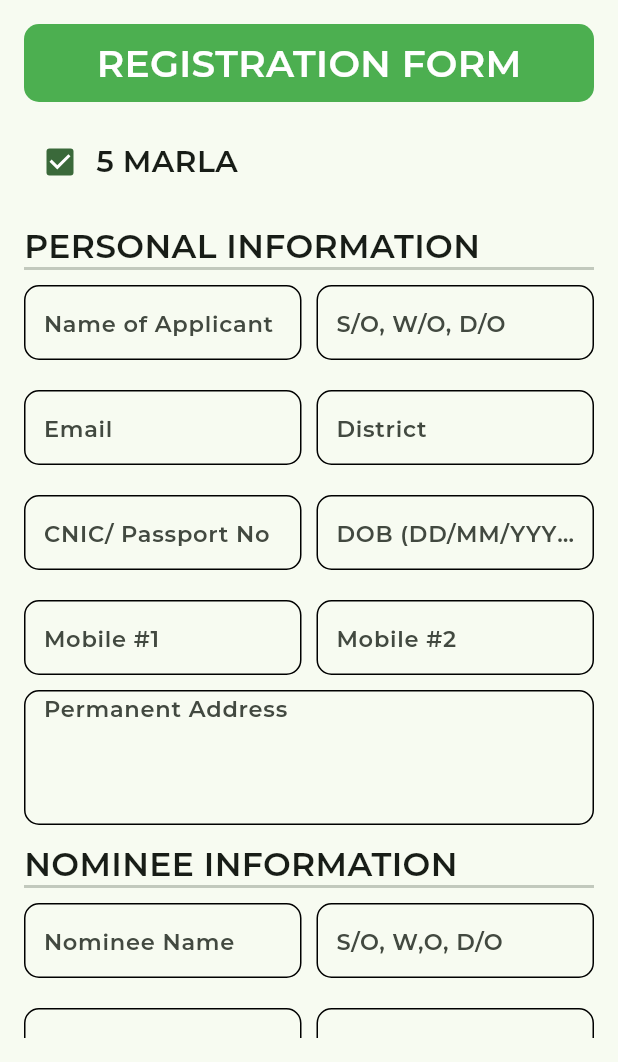
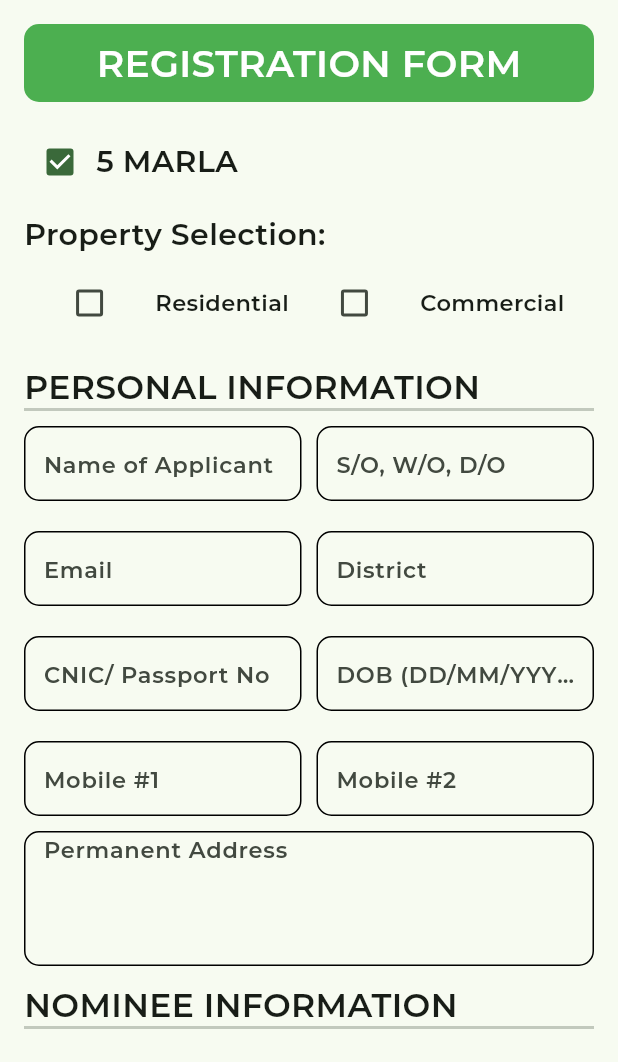
Before and after one commit to abdullahawan123/LakeVistaRealEstate, a Flutter app: the FormScreen screen opened directly, on a phone screen of 412 x 824 dp, the part 174-1236 px from its top. Run offline on Flutter 3.47's test engine with Material 2 defaults, Android fonts, the light colour scheme and no system bars; our stand-ins replace image_picker; project files that could hold a hidden picture were left out.

Commit message:
addition of checkbox in form_screen.dart, button name changed fro next to upload in upload_docs.dart. And a little bit of changes in term_and_condition.dart.

```diff
--- a/lib/screen_interfaces/form_screen.dart
+++ b/lib/screen_interfaces/form_screen.dart
@@ -1,10 +1,18 @@
 import 'package:flutter/material.dart';
 import 'package:lakevistaapp/screen_interfaces/upload_docs.dart';
 
-class FormScreen extends StatelessWidget {
+class FormScreen extends StatefulWidget {
   final String sizeOfPlot ;
   final bool isChecked ;
   const FormScreen({Key? key, required this.sizeOfPlot, this.isChecked = true}) : super(key: key);
+
+  @override
+  State<FormScreen> createState() => _FormScreenState();
+}
+
+class _FormScreenState extends State<FormScreen> {
+  bool isResidential = false ;
+  bool isCommercial = false ;
 
   @override
   Widget build(BuildContext context) {
@@ -47,19 +55,60 @@ class FormScreen extends StatelessWidget {
                   children: [
                     Checkbox(
                       checkColor: Colors.white,
-                      value: isChecked,
+                      value: widget.isChecked,
                       onChanged: (bool? value) {
                         //In this case the checkbox is always checked, so no need to assign any value.
                       },
                     ),
                     Text(
-                      sizeOfPlot,
+                      widget.sizeOfPlot,
                       style: const TextStyle(
                         fontFamily: 'Montserrat',
                         fontWeight: FontWeight.w600,
                         fontSize: 20,
                       ),
                     ),
+                  ],
+                ),
+                const SizedBox(height: 10),
+                const Text(
+                  'Property Selection:',
+                  style: TextStyle(
+                    fontFamily: 'Montserrat',
+                    fontWeight: FontWeight.w600,
+                    fontSize: 20,
+                  ),
+                ),
+                const SizedBox(height: 7,),
+                Row(
+                  mainAxisAlignment: MainAxisAlignment.spaceEvenly,
+                  children: [
+                    Checkbox(
+                      checkColor: Colors.white,
+                        value: isResidential,
+                        onChanged: (bool? value){
+                      setState(() {
+                        isResidential = value! ;
+                      });
+                    }),
+                    const Text('Residential', style: TextStyle(
+                      fontFamily: 'Montserrat',
+                      fontWeight: FontWeight.w400,
+                      fontSize: 15,
+                    ),),
+                    Checkbox(
+                        checkColor: Colors.white,
+                        value: isCommercial,
+                        onChanged: (bool? value){
+                      setState(() {
+                        isCommercial = value! ;
+                      });
+                    }),
+                    const Text('Commercial', style: TextStyle(
+                      fontFamily: 'Montserrat',
+                      fontWeight: FontWeight.w400,
+                      fontSize: 15,
+                    ),),
                   ],
                 ),
                 const SizedBox(height: 16),
--- a/lib/screen_interfaces/term_and_condition.dart
+++ b/lib/screen_interfaces/term_and_condition.dart
@@ -77,7 +77,7 @@ We are committed to protect your privacy within the society. We constantly revie
                         isChecked = value! ;
                       });
                     }),
-                const Expanded(child: Text('I have read and understood all the Rules\nand Regulations accompanying this form along with attached COST OF LAND\nPAYMENT SCHEDULE and I hereby agree to abide by these TERMS AND CONDITIONS existing and of future of Lake Vista as well as all laws and by-laws and rules and regulations of Local Administration.',
+                const Expanded(child: Text('I have read and understood all the Rules and Regulations accompanying this form along with attached COST OF LAND PAYMENT SCHEDULE and I hereby agree to abide by these TERMS AND CONDITIONS existing and of future of Lake Vista as well as all laws and by-laws and rules and regulations of Local Administration.',
                 style: TextStyle(
                   fontFamily: 'Montserrat',
                   fontWeight: FontWeight.w300,
--- a/lib/screen_interfaces/upload_docs.dart
+++ b/lib/screen_interfaces/upload_docs.dart
@@ -86,7 +86,7 @@ class _UploadDocumentState extends State<UploadDocument> {
                           foregroundColor: MaterialStateProperty.all<Color>(Colors.white),
                         ),
                         child: const Text(
-                          'Next',
+                          'Upload',
                           style: TextStyle(
                             fontFamily: 'Montserrat',
                             fontWeight: FontWeight.w400,
```
